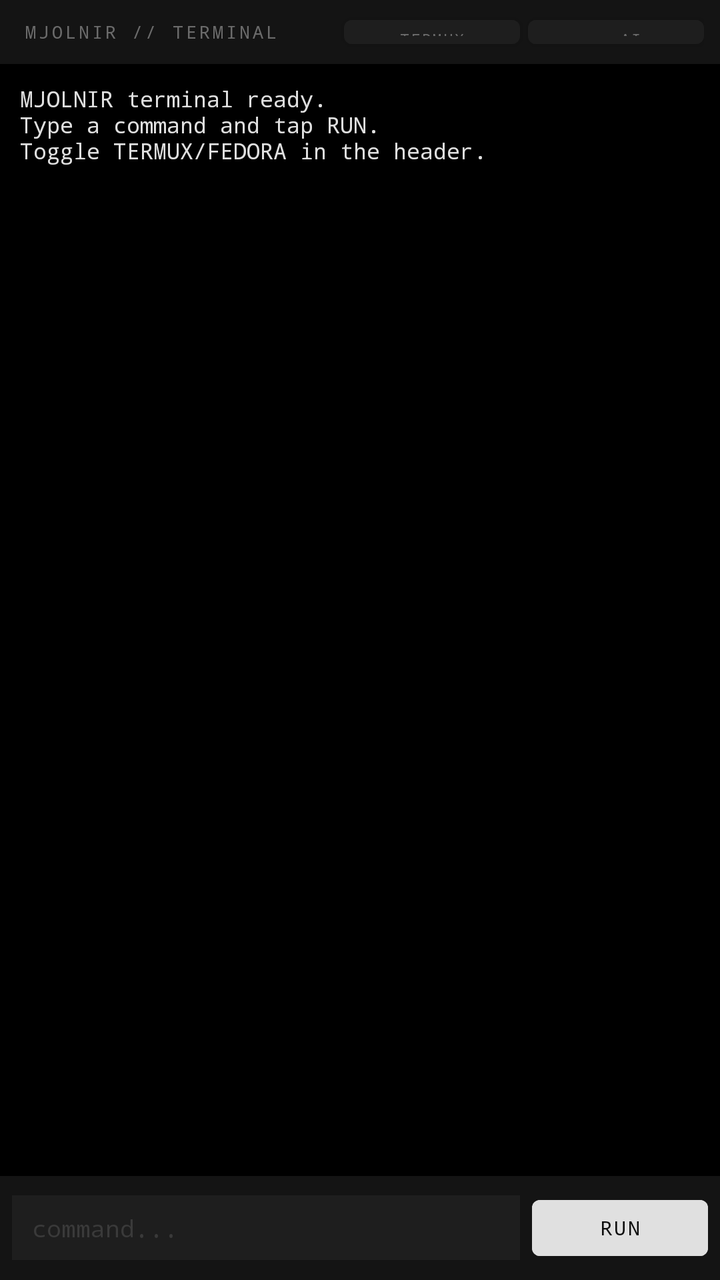
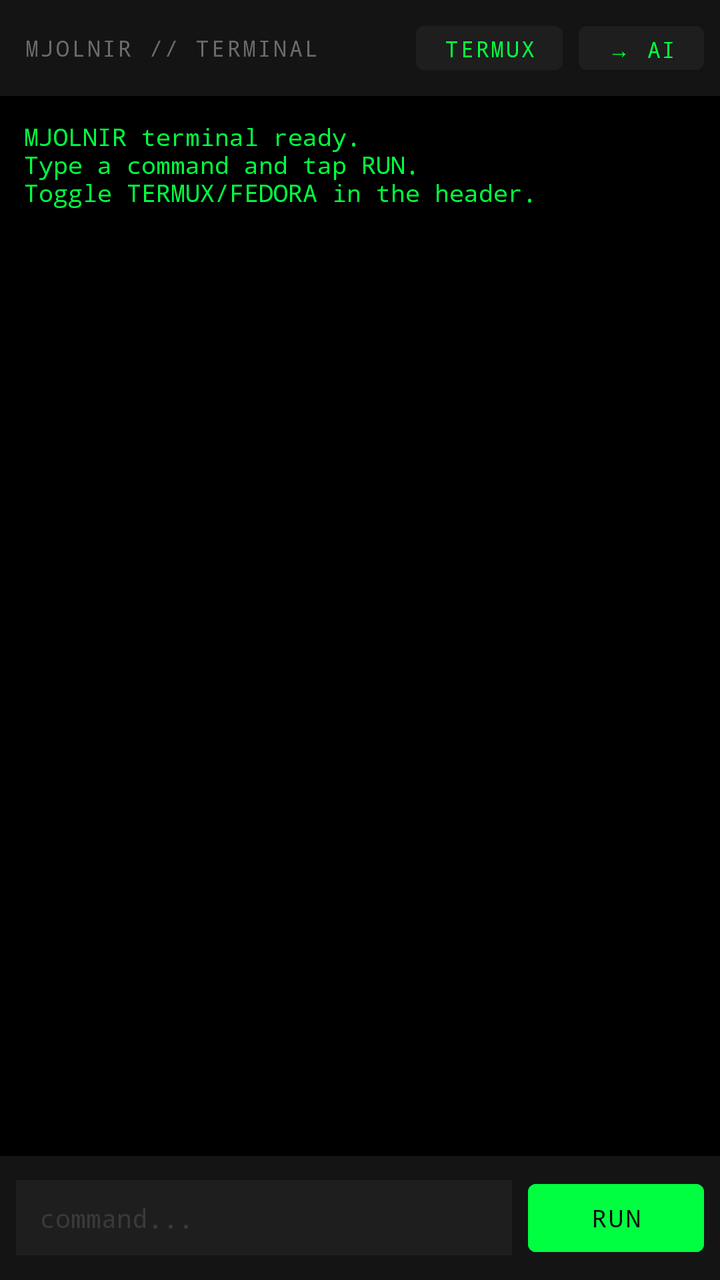

Before-and-after screenshots of an Android layout around one commit, followed by the original layout XML and the change that was made.
<!-- AndroidManifest.xml: application theme Theme.MjolnirTerminal -->
<!-- res/layout/fragment_terminal.xml -->
<?xml version="1.0" encoding="utf-8"?>
<LinearLayout xmlns:android="http://schemas.android.com/apk/res/android"
    android:layout_width="match_parent"
    android:layout_height="match_parent"
    android:orientation="vertical"
    android:background="@color/terminal_bg">

    <LinearLayout
        android:layout_width="match_parent"
        android:layout_height="32dp"
        android:orientation="horizontal"
        android:paddingStart="12dp"
        android:paddingEnd="8dp"
        android:gravity="center_vertical"
        android:background="@color/bg_secondary">

        <TextView
            android:layout_width="0dp"
            android:layout_height="wrap_content"
            android:layout_weight="1"
            android:text="MJOLNIR // TERMINAL"
            android:textColor="@color/text_dim"
            android:fontFamily="monospace"
            android:textSize="9sp"
            android:letterSpacing="0.15" />

        <Button
            android:id="@+id/fedora_toggle"
            android:layout_width="wrap_content"
            android:layout_height="24dp"
            android:text="TERMUX"
            android:textSize="8sp"
            android:fontFamily="monospace"
            android:letterSpacing="0.1"
            android:paddingStart="8dp"
            android:paddingEnd="8dp"
            android:layout_marginEnd="4dp"
            android:backgroundTint="@color/bg_tertiary"
            android:textColor="@color/text_dim" />

        <Button
            android:id="@+id/send_to_ai"
            android:layout_width="wrap_content"
            android:layout_height="24dp"
            android:text="→ AI"
            android:textSize="8sp"
            android:fontFamily="monospace"
            android:letterSpacing="0.1"
            android:paddingStart="8dp"
            android:paddingEnd="8dp"
            android:backgroundTint="@color/bg_tertiary"
            android:textColor="@color/text_dim" />
    </LinearLayout>

    <ScrollView
        android:id="@+id/terminal_scroll"
        android:layout_width="match_parent"
        android:layout_height="0dp"
        android:layout_weight="1"
        android:padding="10dp"
        android:scrollbars="none">

        <TextView
            android:id="@+id/terminal_output"
            android:layout_width="match_parent"
            android:layout_height="wrap_content"
            android:fontFamily="monospace"
            android:textSize="11sp"
            android:textColor="@color/text_primary"
            android:textIsSelectable="true"
            android:text="MJOLNIR terminal ready.\nType a command and tap RUN.\nToggle TERMUX/FEDORA in the header.\n" />
    </ScrollView>

    <LinearLayout
        android:layout_width="match_parent"
        android:layout_height="wrap_content"
        android:orientation="horizontal"
        android:padding="6dp"
        android:background="@color/bg_secondary"
        android:gravity="center_vertical">

        <EditText
            android:id="@+id/command_input"
            android:layout_width="0dp"
            android:layout_height="wrap_content"
            android:layout_weight="1"
            android:hint="command..."
            android:textColorHint="@color/text_hint"
            android:textColor="@color/text_primary"
            android:textSize="12sp"
            android:fontFamily="monospace"
            android:background="@color/bg_tertiary"
            android:paddingStart="10dp"
            android:paddingEnd="10dp"
            android:paddingTop="8dp"
            android:paddingBottom="8dp"
            android:inputType="text"
            android:imeOptions="actionGo"
            android:maxLines="3" />

        <Button
            android:id="@+id/run_button"
            android:layout_width="wrap_content"
            android:layout_height="40dp"
            android:layout_marginStart="6dp"
            android:text="RUN"
            android:textSize="10sp"
            android:fontFamily="monospace"
            android:paddingStart="14dp"
            android:paddingEnd="14dp"
            android:textColor="@color/bg_primary"
            android:backgroundTint="@color/text_primary" />
    </LinearLayout>

</LinearLayout>
<!-- resources referenced by this layout -->
<resources>
  <color name="bg_primary">#0D0D0D</color>
  <color name="bg_secondary">#141414</color>
  <color name="bg_tertiary">#1E1E1E</color>
  <color name="terminal_bg">#000000</color>
  <color name="text_dim">#6B6B6B</color>
  <color name="text_hint">#3A3A3A</color>
  <color name="text_primary">#E0E0E0</color>
  <style name="Theme.MjolnirTerminal" parent="Theme.MaterialComponents.NoActionBar">
          <item name="android:colorBackground">@color/bg_primary</item>
          <item name="colorPrimary">@color/text_primary</item>
          <item name="colorOnPrimary">@color/bg_primary</item>
          <item name="colorSurface">@color/bg_secondary</item>
          <item name="android:statusBarColor">@color/status_bar</item>
          <item name="android:navigationBarColor">@color/bg_primary</item>
          <item name="android:windowLightStatusBar">false</item>
          <item name="android:windowLightNavigationBar">false</item>
          <item name="android:textColorPrimary">@color/text_primary</item>
          <item name="android:textColorSecondary">@color/text_dim</item>
          <item name="editTextStyle">@style/Widget.MjolnirTerminal.EditText</item>
      </style>
  <color name="status_bar">#0D0D0D</color>
  <style name="Widget.MjolnirTerminal.EditText" parent="Widget.AppCompat.EditText">
          <item name="android:textColor">@color/text_primary</item>
          <item name="android:textColorHint">@color/text_hint</item>
          <item name="android:background">@color/bg_tertiary</item>
      </style>
</resources>

<!-- the commit's change to res/layout/fragment_terminal.xml (unified diff, before → after) -->
@@ -3,11 +3,12 @@
     android:layout_width="match_parent"
     android:layout_height="match_parent"
     android:orientation="vertical"
+    android:fitsSystemWindows="true"
     android:background="@color/terminal_bg">
 
     <LinearLayout
         android:layout_width="match_parent"
-        android:layout_height="32dp"
+        android:layout_height="48dp"
         android:orientation="horizontal"
         android:paddingStart="12dp"
         android:paddingEnd="8dp"
@@ -21,35 +22,41 @@
             android:text="MJOLNIR // TERMINAL"
             android:textColor="@color/text_dim"
             android:fontFamily="monospace"
-            android:textSize="9sp"
-            android:letterSpacing="0.15" />
+            android:textSize="11sp"
+            android:letterSpacing="0.1"
+            android:ellipsize="end"
+            android:maxLines="1" />
 
         <Button
             android:id="@+id/fedora_toggle"
             android:layout_width="wrap_content"
-            android:layout_height="24dp"
+            android:layout_height="34dp"
+            android:minWidth="0dp"
+            android:minHeight="0dp"
             android:text="TERMUX"
-            android:textSize="8sp"
+            android:textSize="11sp"
             android:fontFamily="monospace"
-            android:letterSpacing="0.1"
-            android:paddingStart="8dp"
-            android:paddingEnd="8dp"
-            android:layout_marginEnd="4dp"
+            android:letterSpacing="0.08"
+            android:paddingStart="14dp"
+            android:paddingEnd="14dp"
+            android:layout_marginEnd="8dp"
             android:backgroundTint="@color/bg_tertiary"
-            android:textColor="@color/text_dim" />
+            android:textColor="@color/terminal_green" />
 
         <Button
             android:id="@+id/send_to_ai"
             android:layout_width="wrap_content"
-            android:layout_height="24dp"
+            android:layout_height="34dp"
+            android:minWidth="0dp"
+            android:minHeight="0dp"
             android:text="→ AI"
-            android:textSize="8sp"
+            android:textSize="11sp"
             android:fontFamily="monospace"
-            android:letterSpacing="0.1"
-            android:paddingStart="8dp"
-            android:paddingEnd="8dp"
+            android:letterSpacing="0.08"
+            android:paddingStart="14dp"
+            android:paddingEnd="14dp"
             android:backgroundTint="@color/bg_tertiary"
-            android:textColor="@color/text_dim" />
+            android:textColor="@color/terminal_green" />
     </LinearLayout>
 
     <ScrollView
@@ -57,7 +64,7 @@
         android:layout_width="match_parent"
         android:layout_height="0dp"
         android:layout_weight="1"
-        android:padding="10dp"
+        android:padding="12dp"
         android:scrollbars="none">
 
         <TextView
@@ -65,8 +72,8 @@
             android:layout_width="match_parent"
             android:layout_height="wrap_content"
             android:fontFamily="monospace"
-            android:textSize="11sp"
-            android:textColor="@color/text_primary"
+            android:textSize="12sp"
+            android:textColor="@color/terminal_green"
             android:textIsSelectable="true"
             android:text="MJOLNIR terminal ready.\nType a command and tap RUN.\nToggle TERMUX/FEDORA in the header.\n" />
     </ScrollView>
@@ -75,7 +82,7 @@
         android:layout_width="match_parent"
         android:layout_height="wrap_content"
         android:orientation="horizontal"
-        android:padding="6dp"
+        android:padding="8dp"
         android:background="@color/bg_secondary"
         android:gravity="center_vertical">
 
@@ -86,14 +93,14 @@
             android:layout_weight="1"
             android:hint="command..."
             android:textColorHint="@color/text_hint"
-            android:textColor="@color/text_primary"
-            android:textSize="12sp"
+            android:textColor="@color/terminal_green"
+            android:textSize="13sp"
             android:fontFamily="monospace"
             android:background="@color/bg_tertiary"
-            android:paddingStart="10dp"
-            android:paddingEnd="10dp"
-            android:paddingTop="8dp"
-            android:paddingBottom="8dp"
+            android:paddingStart="12dp"
+            android:paddingEnd="12dp"
+            android:paddingTop="10dp"
+            android:paddingBottom="10dp"
             android:inputType="text"
             android:imeOptions="actionGo"
             android:maxLines="3" />
@@ -101,15 +108,16 @@
         <Button
             android:id="@+id/run_button"
             android:layout_width="wrap_content"
-            android:layout_height="40dp"
-            android:layout_marginStart="6dp"
+            android:layout_height="46dp"
+            android:layout_marginStart="8dp"
             android:text="RUN"
-            android:textSize="10sp"
+            android:textSize="12sp"
             android:fontFamily="monospace"
-            android:paddingStart="14dp"
-            android:paddingEnd="14dp"
+            android:letterSpacing="0.1"
+            android:paddingStart="18dp"
+            android:paddingEnd="18dp"
             android:textColor="@color/bg_primary"
-            android:backgroundTint="@color/text_primary" />
+            android:backgroundTint="@color/terminal_green" />
     </LinearLayout>
 
 </LinearLayout>
<!-- resource entries referenced after the edit -->
@@ -4,6 +4,7 @@
   <color name="bg_secondary">#141414</color>
   <color name="bg_tertiary">#1E1E1E</color>
   <color name="terminal_bg">#000000</color>
+  <color name="terminal_green">#00FF41</color>
   <color name="text_dim">#6B6B6B</color>
   <color name="text_hint">#3A3A3A</color>
   <color name="text_primary">#E0E0E0</color>
